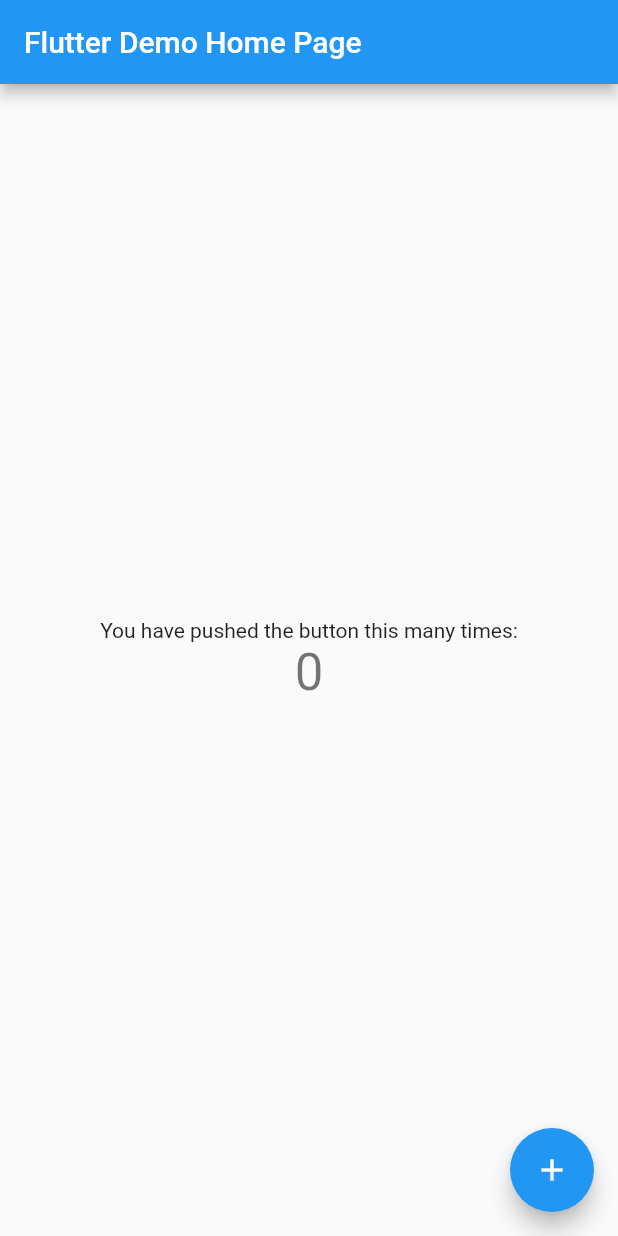
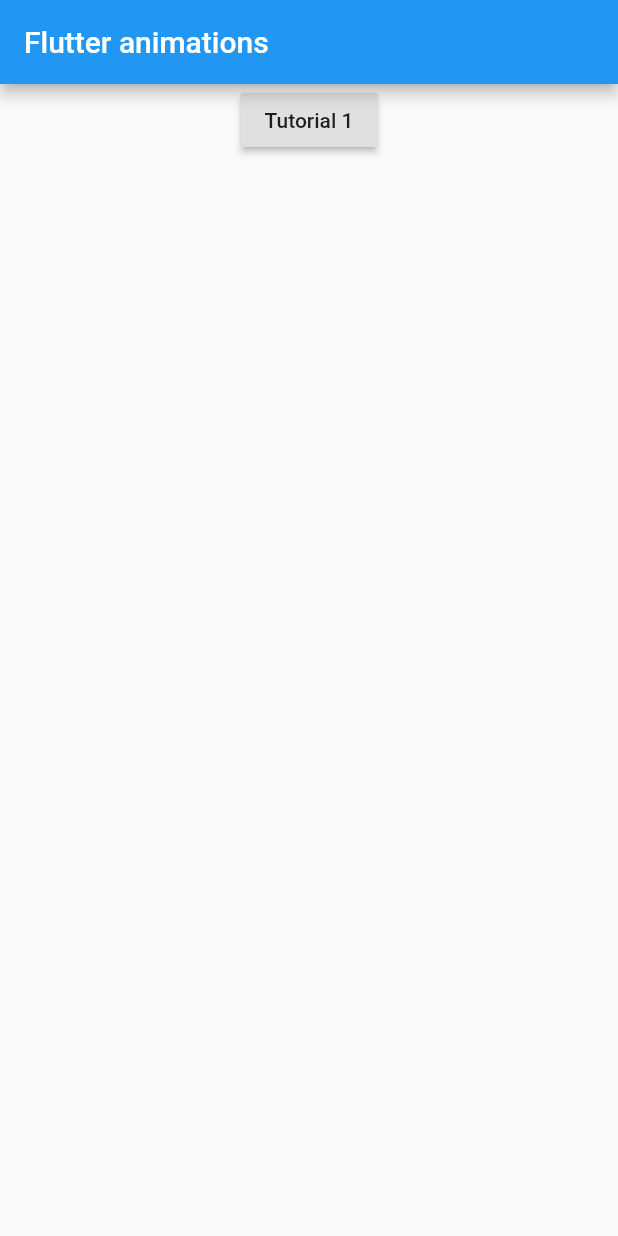
Before and after one commit to ArnasSmicius/flutter_animations, a Flutter app: the screen it shows after launch, on a phone screen of 412 x 824 dp. Run offline on Flutter 3.47's test engine with Material 2 defaults, Android fonts, the phone set to English and light mode, and no system bars.

Commit message:
Create first tutorial screen

```diff
--- /dev/null
+++ b/lib/first_tutorial.dart
@@ -0,0 +1,15 @@
+import 'package:flutter/material.dart';
+
+class FirstTutorial extends StatelessWidget {
+  const FirstTutorial({Key key}) : super(key: key);
+
+  @override
+  Widget build(BuildContext context) {
+    return Scaffold(
+      appBar: AppBar(
+        title: Text('Tutorial 1'),
+      ),
+      body: Center(),
+    );
+  }
+}
--- /dev/null
+++ b/lib/home_page.dart
@@ -0,0 +1,28 @@
+import 'package:flutter/material.dart';
+import 'package:flutter_animations/first_tutorial.dart';
+
+class HomePage extends StatelessWidget {
+  const HomePage({Key key}) : super(key: key);
+
+  @override
+  Widget build(BuildContext context) {
+    return Scaffold(
+      appBar: AppBar(
+        title: Text('Flutter animations'),
+      ),
+      body: Center(
+        child: Column(
+          children: <Widget>[
+            RaisedButton(
+              onPressed: () {
+                Navigator.push(context,
+                    MaterialPageRoute(builder: (context) => FirstTutorial()));
+              },
+              child: Text('Tutorial 1'),
+            )
+          ],
+        ),
+      ),
+    );
+  }
+}
--- a/lib/main.dart
+++ b/lib/main.dart
@@ -1,117 +1,21 @@
 import 'package:flutter/material.dart';
+
+import 'home_page.dart';
 
 void main() {
   runApp(MyApp());
 }
 
 class MyApp extends StatelessWidget {
-  // This widget is the root of your application.
   @override
   Widget build(BuildContext context) {
     return MaterialApp(
       title: 'Flutter Demo',
       theme: ThemeData(
-        // This is the theme of your application.
-        //
-        // Try running your application with "flutter run". You'll see the
-        // application has a blue toolbar. Then, without quitting the app, try
-        // changing the primarySwatch below to Colors.green and then invoke
-        // "hot reload" (press "r" in the console where you ran "flutter run",
-        // or simply save your changes to "hot reload" in a Flutter IDE).
-        // Notice that the counter didn't reset back to zero; the application
-        // is not restarted.
         primarySwatch: Colors.blue,
-        // This makes the visual density adapt to the platform that you run
-        // the app on. For desktop platforms, the controls will be smaller and
-        // closer together (more dense) than on mobile platforms.
         visualDensity: VisualDensity.adaptivePlatformDensity,
       ),
-      home: MyHomePage(title: 'Flutter Demo Home Page'),
+      home: HomePage(),
     );
   }
 }
-
-class MyHomePage extends StatefulWidget {
-  MyHomePage({Key key, this.title}) : super(key: key);
-
-  // This widget is the home page of your application. It is stateful, meaning
-  // that it has a State object (defined below) that contains fields that affect
-  // how it looks.
-
-  // This class is the configuration for the state. It holds the values (in this
-  // case the title) provided by the parent (in this case the App widget) and
-  // used by the build method of the State. Fields in a Widget subclass are
-  // always marked "final".
-
-  final String title;
-
-  @override
-  _MyHomePageState createState() => _MyHomePageState();
-}
-
-class _MyHomePageState extends State<MyHomePage> {
-  int _counter = 0;
-
-  void _incrementCounter() {
-    setState(() {
-      // This call to setState tells the Flutter framework that something has
-      // changed in this State, which causes it to rerun the build method below
-      // so that the display can reflect the updated values. If we changed
-      // _counter without calling setState(), then the build method would not be
-      // called again, and so nothing would appear to happen.
-      _counter++;
-    });
-  }
-
-  @override
-  Widget build(BuildContext context) {
-    // This method is rerun every time setState is called, for instance as done
-    // by the _incrementCounter method above.
-    //
-    // The Flutter framework has been optimized to make rerunning build methods
-    // fast, so that you can just rebuild anything that needs updating rather
-    // than having to individually change instances of widgets.
-    return Scaffold(
-      appBar: AppBar(
-        // Here we take the value from the MyHomePage object that was created by
-        // the App.build method, and use it to set our appbar title.
-        title: Text(widget.title),
-      ),
-      body: Center(
-        // Center is a layout widget. It takes a single child and positions it
-        // in the middle of the parent.
-        child: Column(
-          // Column is also a layout widget. It takes a list of children and
-          // arranges them vertically. By default, it sizes itself to fit its
-          // children horizontally, and tries to be as tall as its parent.
-          //
-          // Invoke "debug painting" (press "p" in the console, choose the
-          // "Toggle Debug Paint" action from the Flutter Inspector in Android
-          // Studio, or the "Toggle Debug Paint" command in Visual Studio Code)
-          // to see the wireframe for each widget.
-          //
-          // Column has various properties to control how it sizes itself and
-          // how it positions its children. Here we use mainAxisAlignment to
-          // center the children vertically; the main axis here is the vertical
-          // axis because Columns are vertical (the cross axis would be
-          // horizontal).
-          mainAxisAlignment: MainAxisAlignment.center,
-          children: <Widget>[
-            Text(
-              'You have pushed the button this many times:',
-            ),
-            Text(
-              '$_counter',
-              style: Theme.of(context).textTheme.headline4,
-            ),
-          ],
-        ),
-      ),
-      floatingActionButton: FloatingActionButton(
-        onPressed: _incrementCounter,
-        tooltip: 'Increment',
-        child: Icon(Icons.add),
-      ), // This trailing comma makes auto-formatting nicer for build methods.
-    );
-  }
-}
```
Also changed, not shown: 1 other file.
